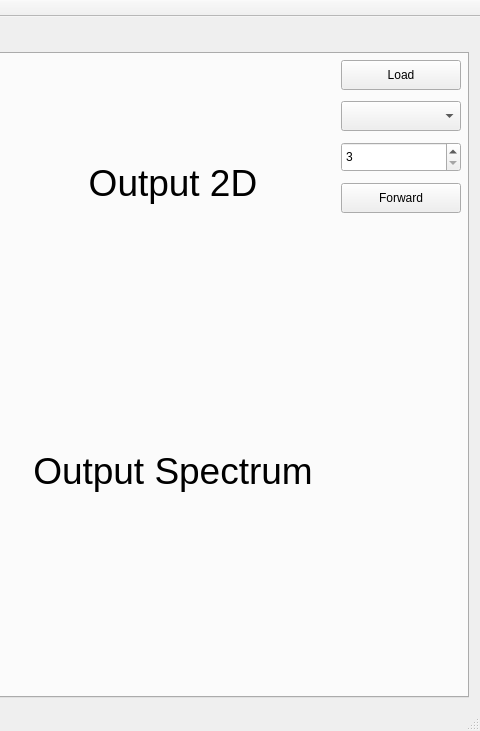
Above: GUI/mainwindow.ui from kohutjan/2DFFT before the change; both pictures show x 776 to 1256 and y 0 to 731 of the 1256 by 731 pixel window. Below: the same form after it.
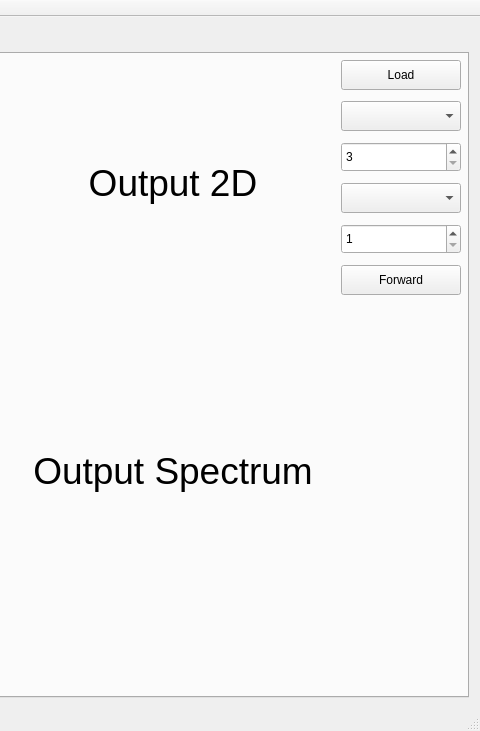
That is the form after the change.

Commit message: Freq filters.

What changed in the file:
```diff
--- a/GUI/mainwindow.ui
+++ b/GUI/mainwindow.ui
@@ -41,7 +41,7 @@
          <number>6</number>
         </property>
         <item row="0" column="1">
-         <layout class="QVBoxLayout" name="filterParams" stretch="1,1,1,1,0">
+         <layout class="QVBoxLayout" name="filterParams" stretch="1,1,1,1,1,1,1">
           <property name="spacing">
            <number>11</number>
           </property>
@@ -135,6 +135,53 @@
             </property>
            </widget>
           </item>
+          <item>
+           <widget class="QComboBox" name="playSpecFiltersCombo">
+            <property name="minimumSize">
+             <size>
+              <width>0</width>
+              <height>0</height>
+             </size>
+            </property>
+            <property name="maximumSize">
+             <size>
+              <width>120</width>
+              <height>30</height>
+             </size>
+            </property>
+            <item>
+             <property name="text">
+              <string/>
+             </property>
+            </item>
+            <item>
+             <property name="text">
+              <string>Low-pass</string>
+             </property>
+            </item>
+            <item>
+             <property name="text">
+              <string>High-pass</string>
+             </property>
+            </item>
+           </widget>
+          </item>
+          <item>
+           <widget class="QSpinBox" name="playRadiusSpin">
+            <property name="maximumSize">
+             <size>
+              <width>120</width>
+              <height>30</height>
+             </size>
+            </property>
+            <property name="minimum">
+             <number>1</number>
+            </property>
+            <property name="maximum">
+             <number>200</number>
+            </property>
+           </widget>
+          </item>
           <item>
            <widget class="QPushButton" name="playForward">
             <property name="sizePolicy">
```
Left out of the diff: 2 changed lines with no effect on the pictures. The commit also changes 4 other files.
